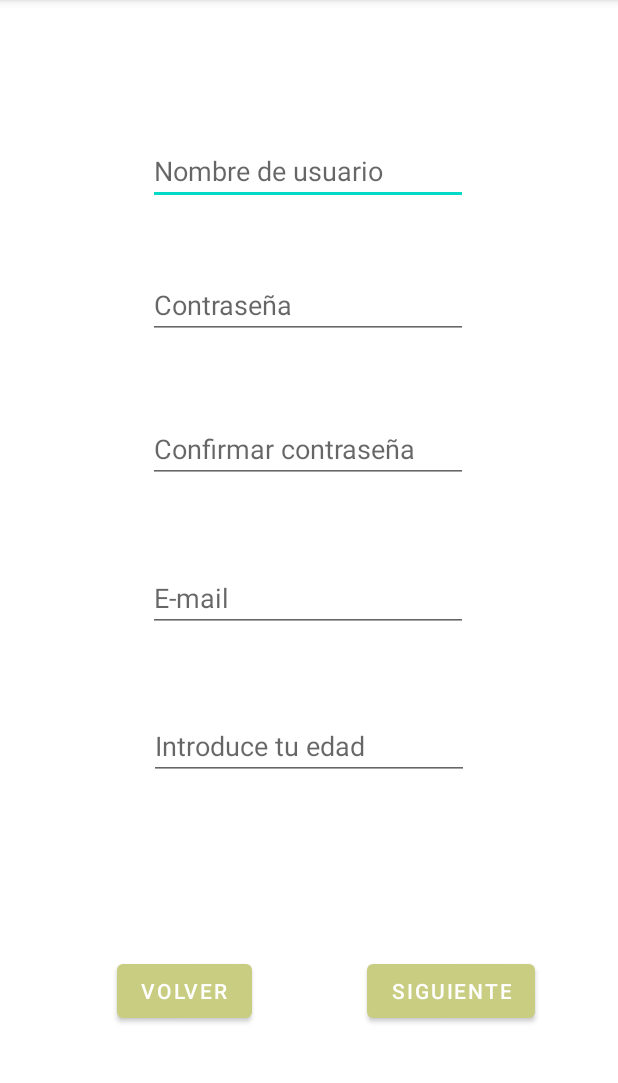
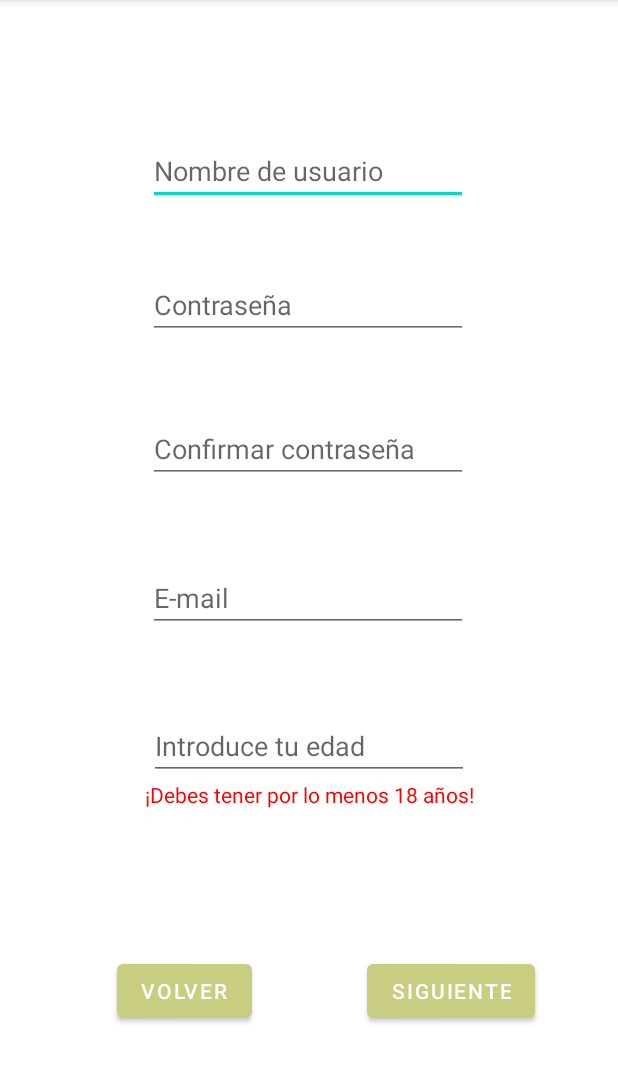
Before and after one commit to isotupa/TapasTop, an Android app: the screen it shows after launch (crearCuenta), after a tap on "CREAR CUENTA", on a phone screen of 412 x 824 dp, the part 84-1167 px from its top. Run offline under Robolectric (Android 15) with nearby library versions, the phone set to English and light mode, and no system bars; 1 statement that could not run was skipped.

Commit message:
Arreglado bbdd

```diff
--- a/app/src/main/java/com/example/tapastop/LoginActivity.java
+++ b/app/src/main/java/com/example/tapastop/LoginActivity.java
@@ -9,16 +9,13 @@ import android.widget.Button;
 import android.widget.EditText;
 import android.widget.TextView;
 
-import com.example.tapastop.backend.sqlte.Controlador;
-
-import org.w3c.dom.Text;
+import com.example.tapastop.backend.sqlte.Modelo;
 
 public class LoginActivity extends AppCompatActivity {
 
     Button forgotPw;
     Button login;
     Button crearCuenta;
-    //Controlador c = new Controlador();
     EditText email;
     EditText pw;
 
@@ -28,6 +25,8 @@ public class LoginActivity extends AppCompatActivity {
     protected void onCreate(Bundle savedInstanceState) {
         super.onCreate(savedInstanceState);
         setContentView(R.layout.login_activity);
+
+        Modelo m = new Modelo(this.findViewById(android.R.id.content).getRootView().getContext());
 
         aviso = (TextView)findViewById(R.id.avisoLoginTxt);
         aviso.setVisibility(View.INVISIBLE);
--- a/app/src/main/java/com/example/tapastop/backend/sqlte/Controlador.java
+++ b/app/src/main/java/com/example/tapastop/backend/sqlte/Controlador.java
@@ -8,8 +8,9 @@ public class Controlador {
     private Modelo modelo;
 
     public Controlador(){
-        this.modelo = new Modelo();
+        //this.modelo = new Modelo();
     }
+
     public boolean crearCuenta(Usuario usuario){
         //Controlador comprueba Pre condicion mayoria de edad
         if(Integer.parseInt(usuario.getEdad())>=18){
--- a/app/src/main/java/com/example/tapastop/backend/sqlte/Database.java
+++ b/app/src/main/java/com/example/tapastop/backend/sqlte/Database.java
@@ -16,9 +16,11 @@ public class Database extends SQLiteOpenHelper {
     public static final String TABLE_PLATO_COMIDA = "t_plato_comida";
     public static final String TABLE_DEGUSTACION = "t_degustacion";
 
+    private static Context c;
 
     public Database(@Nullable Context context){
         super(context,DATABASE_NOMBRE,null,DATABASE_VERSION);
+        c = context;
     }
 
     @Override
@@ -63,6 +65,7 @@ public class Database extends SQLiteOpenHelper {
     public void onUpgrade(SQLiteDatabase sqLiteDatabase, int i, int i1) {
 
     }
+
    /* public static void main(String args[]){
         Database database = new Database(this);
         SQLiteDatabase db = database.getWritableDatabase();
--- a/app/src/main/java/com/example/tapastop/backend/sqlte/Modelo.java
+++ b/app/src/main/java/com/example/tapastop/backend/sqlte/Modelo.java
@@ -1,10 +1,11 @@
 package com.example.tapastop.backend.sqlte;
 
 
-
+import android.content.Context;
 import android.database.sqlite.SQLiteDatabase;
 
 import com.example.tapastop.Entidades.Usuario;
+import com.example.tapastop.LoginActivity;
 
 
 //En esta clase estara toda la logica de la app
@@ -12,8 +13,8 @@ import com.example.tapastop.Entidades.Usuario;
 public class Modelo {
     private Database database;
     SQLiteDatabase db;
-    public Modelo(){
-        this.database = new Database(null);
+    public Modelo(Context c){
+        this.database = new Database(c);
         db = database.getWritableDatabase();
         if(db!=null){
             System.out.println("DataBase Creado correctamente");
--- a/app/src/main/java/com/example/tapastop/crearCuenta.java
+++ b/app/src/main/java/com/example/tapastop/crearCuenta.java
@@ -9,6 +9,7 @@ import android.widget.Button;
 import android.widget.EditText;
 import android.widget.TextView;
 
+import com.example.tapastop.Entidades.Usuario;
 import com.example.tapastop.backend.sqlte.Controlador;
 
 public class crearCuenta extends AppCompatActivity {
@@ -73,6 +74,9 @@ public class crearCuenta extends AppCompatActivity {
 
                 }
                 else {
+                    Usuario u = new Usuario(String.valueOf(username.getText()), String.valueOf(password2.getText()),
+                            String.valueOf(edad.getText()), String.valueOf(email.getText()));
+                    //c.crearCuenta(u);
                     Intent intent = new Intent(crearCuenta.this, crearCuenta2.class);
                     startActivity(intent);
                 }
--- a/app/src/main/res/layout/activity_crear_cuenta.xml
+++ b/app/src/main/res/layout/activity_crear_cuenta.xml
@@ -105,7 +105,7 @@
         android:layout_height="wrap_content"
         android:text="¡Debes tener por lo menos 18 años!"
         android:textColor="#FF0000"
-        android:visibility="invisible"
+        android:visibility="visible"
         app:layout_constraintBottom_toBottomOf="parent"
         app:layout_constraintEnd_toEndOf="parent"
         app:layout_constraintStart_toStartOf="parent"
```
Also changed, not shown: app/src/main/AndroidManifest.xml (+6 -5 lines).
